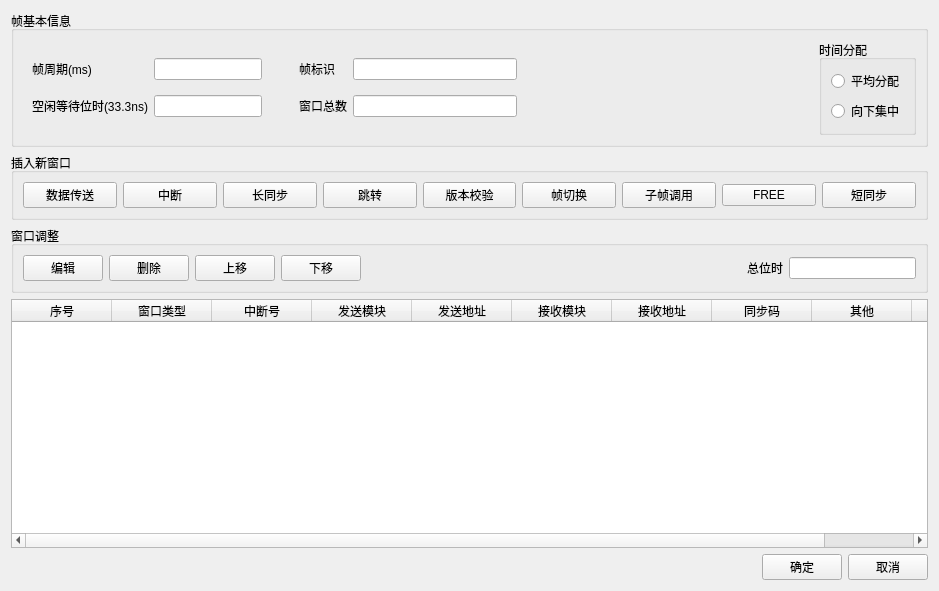
Above: deviceModel/dataFrameCfgWidget.ui from RobbinLin7/ARINC659-SIM before the change. Below: the same form after it.
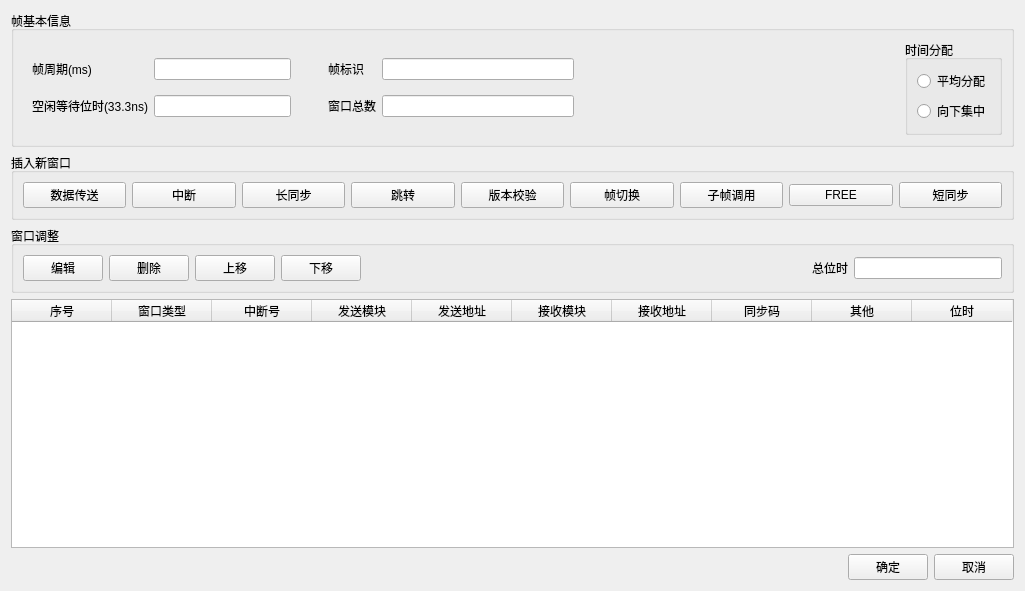
That is the form after the change.

Patch:
```diff
--- a/deviceModel/dataFrameCfgWidget.ui
+++ b/deviceModel/dataFrameCfgWidget.ui
@@ -6,7 +6,7 @@
    <rect>
     <x>0</x>
     <y>0</y>
-    <width>939</width>
+    <width>1025</width>
     <height>591</height>
    </rect>
   </property>
```
Left out of the diff: 28 changed lines with no effect on the pictures.
